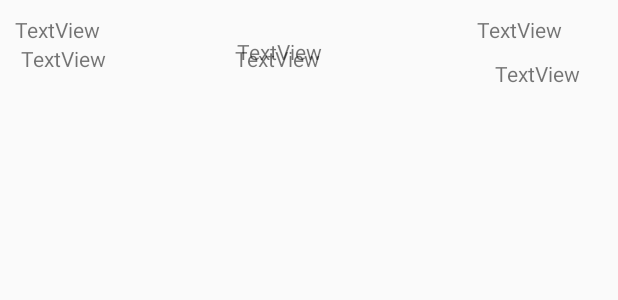
After one commit to Orsucciu/SguardaAvio, an Android app: the layout flight_list_item.xml on its own in the app's theme, with its tools: preview values and no code run, on a phone screen of 412 x 824 dp. The commit adds this screen. Shown: the top 300 px of the screen. Run offline under Robolectric (Android 15) with nearby library versions, the phone set to English and light mode, and no system bars; network calls fail.

Commit message:
moving to screen 3 an something whatnot

```diff
--- a/app/src/main/java/com/example/sguardaavi/Utils.kt
+++ b/app/src/main/java/com/example/sguardaavi/Utils.kt
@@ -10,7 +10,8 @@ import org.apache.commons.io.IOUtils
 import org.json.JSONArray
 import java.io.*
 import java.nio.charset.Charset
-
+import java.util.*
+import kotlin.collections.ArrayList
 
 
 /**
--- /dev/null
+++ b/app/src/main/res/layout/flight_list_item.xml
@@ -0,0 +1,60 @@
+<?xml version="1.0" encoding="utf-8"?>
+<RelativeLayout
+    xmlns:tools="http://schemas.android.com/tools"
+    xmlns:android="http://schemas.android.com/apk/res/android"
+    android:orientation="vertical"
+    android:id="@+id/list_flight_layout"
+    android:layout_width="match_parent"
+    android:layout_height="wrap_content"
+    android:padding="10dp">
+
+    <TextView
+        android:id="@+id/departure_airport"
+        android:layout_width="113dp"
+        android:layout_height="wrap_content"
+        android:layout_alignParentEnd="true"
+        android:layout_marginEnd="288dp"
+        android:text="TextView" />
+
+    <TextView
+        android:id="@+id/arrival_airport"
+        android:layout_width="94dp"
+        android:layout_height="29dp"
+        android:layout_alignParentStart="true"
+        android:layout_marginStart="308dp"
+        android:text="TextView" />
+
+    <TextView
+        android:id="@+id/departure_time"
+        android:layout_width="100dp"
+        android:layout_height="wrap_content"
+        android:layout_below="@id/departure_airport"
+        android:layout_alignParentEnd="true"
+        android:layout_marginEnd="288dp"
+        android:text="TextView" />
+
+    <TextView
+        android:id="@+id/arrival_time"
+        android:layout_width="81dp"
+        android:layout_height="wrap_content"
+        android:layout_below="@id/arrival_airport"
+        android:layout_alignParentStart="true"
+        android:layout_marginStart="320dp"
+        android:text="TextView" />
+
+    <TextView
+        android:id="@+id/flight_name"
+        android:layout_width="96dp"
+        android:layout_height="wrap_content"
+        android:layout_centerInParent="true"
+        android:text="TextView" />
+
+    <TextView
+        android:id="@+id/flight_time"
+        android:layout_width="97dp"
+        android:layout_height="wrap_content"
+        android:layout_below="@id/flight_name"
+        android:layout_alignRight="@id/flight_name"
+        android:text="TextView" />
+
+</RelativeLayout>
```
Also changed, not shown: app/src/main/java/com/example/sguardaavi/ui/flightlist/FlightListAdapter.kt (+45 -6 lines).
